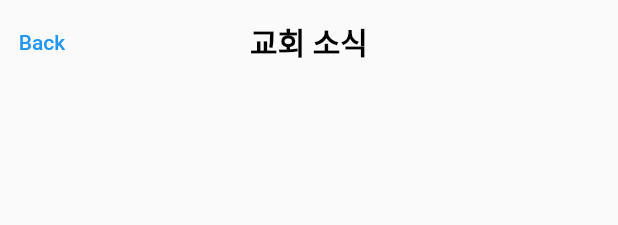
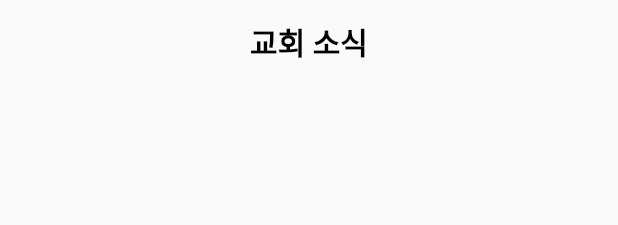
Before and after one commit to NaMooJoon/OnlineBulletin-FutterFirebase-App, a Flutter app: the StoryPage widget shown alone on an empty page, opened directly, on a phone screen of 412 x 824 dp. Shown: the top 225 px of the screen. Run offline on Flutter 3.47's test engine with Material 2 defaults, Android fonts, the phone set to English and light mode, and no system bars; our stand-ins replace cloud_firestore, file_picker, firebase_auth, firebase_core, firebase_storage, flutter_speed_dial and 4 more; missing offline and left inert: advance_pdf_viewer, document_scanner_flutter, html_editor_enhanced; accounts and stored records are empty.

Commit message:
디자인 통일을 위해 변경 Back 삭제

```diff
--- a/teambulletinpj/lib/function/story.dart
+++ b/teambulletinpj/lib/function/story.dart
@@ -42,12 +42,6 @@ class _StoryPageState extends State<StoryPage> {
         return CustomScrollView(
           slivers: [
             SliverAppBar(
-              leading: TextButton(
-                onPressed: () {
-                  Navigator.of(context).pushNamed('/login');
-                },
-                child: Text("Back"),
-              ),
               backgroundColor: Colors.transparent,
               centerTitle: true,
               elevation: 0.0,
```
